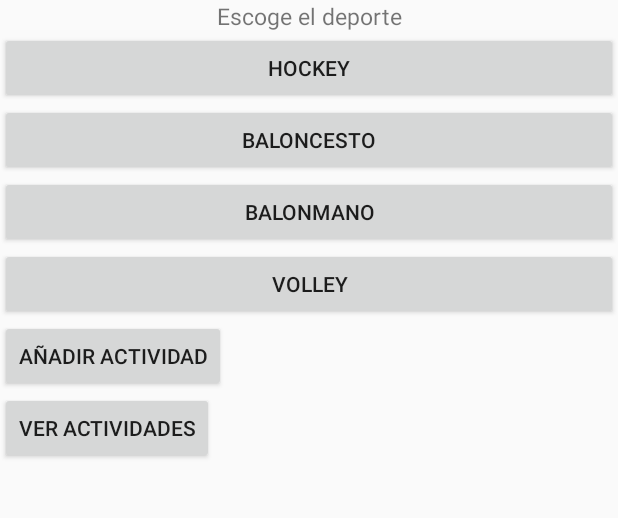
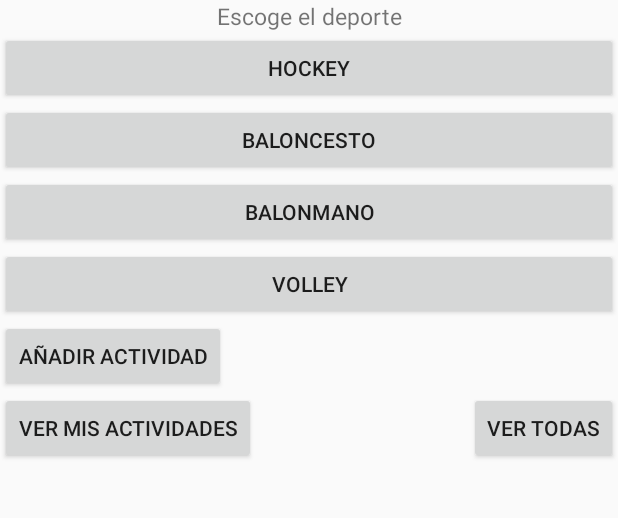
Before and after one commit to Ezuazo/MugikirolApp_Android, an Android app: the SportsActivity screen opened directly, with no data from a screen before it, on a phone screen of 412 x 824 dp, the part 125-643 px from its top. Run offline under Robolectric (Android 15) with nearby library versions, the phone set to English and light mode, and no system bars; libraries missing offline, so code that uses them is left out: com.github.mikephil.charting; plain views replace PieChart; network calls fail.

Commit message:
Comit retrasado (cambios del 29/1/2018) Añadida funcionalidad de solicitar actividades del usuario entre dos fechas

```diff
--- a/app/src/main/java/Modelo/ServidorInterface.java
+++ b/app/src/main/java/Modelo/ServidorInterface.java
@@ -1,6 +1,9 @@
 package Modelo;
 
+import org.json.JSONException;
+
 import java.io.IOException;
+import java.util.List;
 
 /**
  * Created by endika on 19/01/18.
@@ -15,4 +18,6 @@ public interface ServidorInterface {
     public String stats() throws IOException;
 
     void newActivity(Actividad activity) throws IOException;
+
+    List<Actividad> statsByDate(Actividad activity) throws IOException, JSONException;
 }
--- a/app/src/main/res/layout/activity_sports.xml
+++ b/app/src/main/res/layout/activity_sports.xml
@@ -50,16 +50,63 @@
         android:layout_height="wrap_content"
         android:text="Añadir actividad"
         android:onClick="addActivity"/>
+    <GridLayout
+        android:layout_width="match_parent"
+        android:layout_height="wrap_content"
+        android:columnCount="2"
+        android:stretchMode="columnWidth">
     <Button
         android:layout_width="wrap_content"
         android:layout_height="wrap_content"
-        android:text="Ver actividades"
-        android:onClick="seeActivities"/>
-
+        android:text="Ver mis actividades"
+        android:onClick="seeMyActivities"/>
+        <Button
+            android:layout_width="wrap_content"
+            android:layout_height="wrap_content"
+            android:text="Ver todas"
+            android:onClick="seeActivities"
+            android:layout_gravity="right"/>
+    </GridLayout>
     <com.github.mikephil.charting.charts.PieChart
         android:id="@+id/piechart"
         android:layout_width="match_parent"
         android:layout_height="match_parent"
         android:visibility="gone"/>
 
+    <GridLayout
+        android:id="@+id/tabla"
+        android:layout_width="match_parent"
+        android:layout_height="wrap_content"
+        android:columnCount="3"
+        android:paddingLeft="30dp"
+        android:paddingRight="30dp"
+        android:visibility="gone"
+        android:paddingTop="15dp">
+        <TextView
+
+            android:layout_width="wrap_content"
+            android:layout_height="wrap_content"
+            android:layout_gravity="start"
+            android:textSize="14dp"
+            android:text="Fecha incio"/>
+        <TextView
+
+            android:layout_width="wrap_content"
+            android:layout_height="wrap_content"
+            android:layout_gravity="center_horizontal"
+            android:paddingLeft="65dp"
+            android:textSize="14dp"
+            android:text="Fecha fin"/>
+        <TextView
+
+            android:layout_width="wrap_content"
+            android:layout_height="wrap_content"
+            android:layout_gravity="end"
+            android:textSize="14dp"
+            android:text="Deporte"/>
+
+
+
+    </GridLayout>
+
 </LinearLayout>
--- a/app/src/main/res/values/strings.xml
+++ b/app/src/main/res/values/strings.xml
@@ -8,7 +8,7 @@
     <string name="errorfunction">Funcion no definida aun</string>
     <string name="defhockey">Implemento de madera de forma alargada y curvo al final que cada jugador lleva para jugar la bola.;Elemento esférico que es usado para realizar el push, el flick, el scoop, driblar, etc...;Estructura rectangular que se coloca en las líneas de  fondo del campo y donde los jugadores deben enviar la bola para conseguir marcar goles;Cuando el jugador desplaza la bola por el suelo mediante un movimiento de empuje del stick.</string>
     <string name="palhockey">Stick;Bola;Porteria;Push</string>
-    <string name="defbasket">Sanción que se impone cuando un jugador es víctima de una falta en el momento del lanzamiento;Cuando un jugador protege a un compañero de su adversario particular en una fase ofensiva.;Acción de capturar el balón después de un tiro fallido y antes de que toque el suelo.;Es una acción de juego que consiste enmarcar colgándose del aro, con una o dos manos.</string>
+    <string name="defbasket">Sanción que se impone cuando un jugador es víctima de una falta en el momento del lanzamiento;Cuando un jugador protege a un compañero de su adversario particular en una fase ofensiva.;Acción de capturar el balón después de un tiro fallido y antes de que toque el suelo.;Es una acción de juego que consiste enmarcar colgándose del aro, con una o dos manos.;Relleno relleno relleno</string>
     <string name="palbasket">Tiro libre,Bloqueo,Rebote,Mate</string>
     <string name="defvolley">Acción de ataque realizada por los delanteros. Consiste en golpear el balón describiendo una trayectoria descendente;Movimiento de translación de los jugadores después de cada recuperación de servicio, siguiendo el sentido de las agujas del reloj;Varas situadas en la red, que delimitan el espacio aéreo de juego del balón;Acción técnica que consiste en llegar a balones muy difíciles a través de lanzarse hacia ellos y luego deslizarse.</string>
     <string name="palvolley">Remate;Rotación;Varillas;Plancha</string>
```
Also changed, not shown: app/src/main/AndroidManifest.xml (+8 -7 lines), app/src/main/java/Modelo/RestClient.java (+24 -0 lines), app/src/main/java/Modelo/Servidor.java (+36 -0 lines), app/src/main/java/eus/ehu/tta/mugikirolapp_android/SportsActivity.java (+112 -0 lines), app/src/main/res/layout/formulario.xml (+10 -0 lines).
